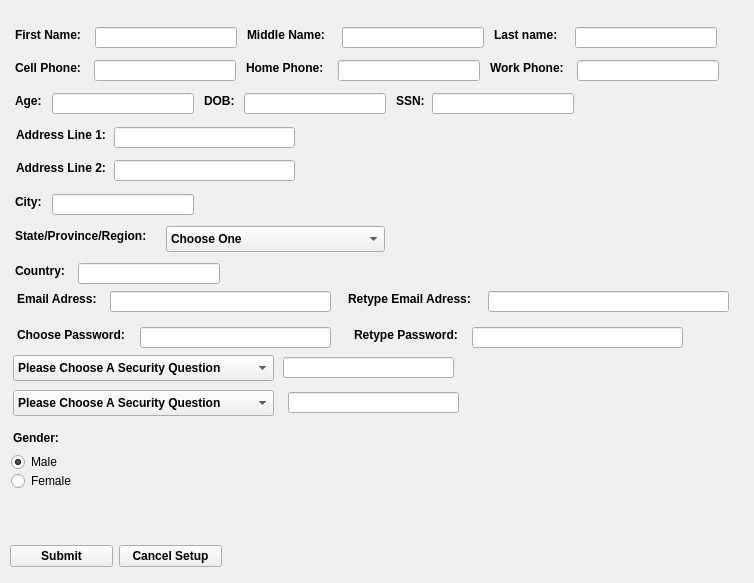
First picture: the form in newusersetup.ui, repository ckhajavi/VDMS_FOR_REAL_THO, before the edit.
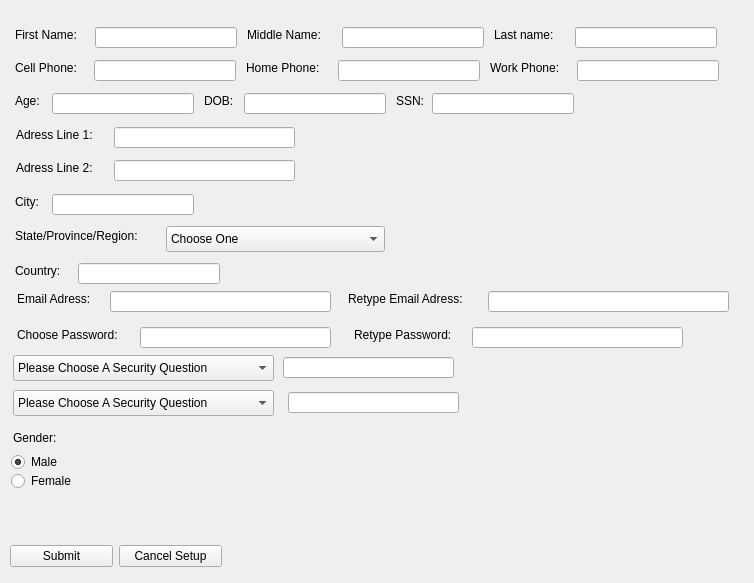
Second picture: the form after the edit.

What changed in the file:
```diff
--- a/newusersetup.ui
+++ b/newusersetup.ui
@@ -22,12 +22,6 @@
      <height>16</height>
     </rect>
    </property>
-   <property name="font">
-    <font>
-     <weight>75</weight>
-     <bold>true</bold>
-    </font>
-   </property>
    <property name="text">
     <string>First Name:</string>
    </property>
@@ -41,12 +35,6 @@
      <height>16</height>
     </rect>
    </property>
-   <property name="font">
-    <font>
-     <weight>75</weight>
-     <bold>true</bold>
-    </font>
-   </property>
    <property name="text">
     <string>Last name: </string>
    </property>
@@ -60,12 +48,6 @@
      <height>16</height>
     </rect>
    </property>
-   <property name="font">
-    <font>
-     <weight>75</weight>
-     <bold>true</bold>
-    </font>
-   </property>
    <property name="text">
     <string>Cell Phone:</string>
    </property>
@@ -79,12 +61,6 @@
      <height>16</height>
     </rect>
    </property>
-   <property name="font">
-    <font>
-     <weight>75</weight>
-     <bold>true</bold>
-    </font>
-   </property>
    <property name="text">
     <string>Work Phone:</string>
    </property>
@@ -98,12 +74,6 @@
      <height>16</height>
     </rect>
    </property>
-   <property name="font">
-    <font>
-     <weight>75</weight>
-     <bold>true</bold>
-    </font>
-   </property>
    <property name="text">
     <string>Home Phone:</string>
    </property>
@@ -117,12 +87,6 @@
      <height>16</height>
     </rect>
    </property>
-   <property name="font">
-    <font>
-     <weight>75</weight>
-     <bold>true</bold>
-    </font>
-   </property>
    <property name="text">
     <string>DOB:</string>
    </property>
@@ -136,12 +100,6 @@
      <height>16</height>
     </rect>
    </property>
-   <property name="font">
-    <font>
-     <weight>75</weight>
-     <bold>true</bold>
-    </font>
-   </property>
    <property name="text">
     <string>Age:</string>
    </property>
@@ -155,12 +113,6 @@
      <height>16</height>
     </rect>
    </property>
-   <property name="font">
-    <font>
-     <weight>75</weight>
-     <bold>true</bold>
-    </font>
-   </property>
    <property name="text">
     <string>Middle Name:</string>
    </property>
@@ -174,12 +126,6 @@
      <height>16</height>
     </rect>
    </property>
-   <property name="font">
-    <font>
-     <weight>75</weight>
-     <bold>true</bold>
-    </font>
-   </property>
    <property name="text">
     <string>SSN:</string>
    </property>
@@ -263,12 +209,6 @@
      <height>16</height>
     </rect>
    </property>
-   <property name="font">
-    <font>
-     <weight>75</weight>
-     <bold>true</bold>
-    </font>
-   </property>
    <property name="text">
     <string>Email Adress:</string>
    </property>
@@ -314,13 +254,7 @@
    </property>
    <layout class="QHBoxLayout" name="horizontalLayout">
     <item>
-     <widget class="QPushButton" name="btnSubmit">
-      <property name="font">
-       <font>
-        <weight>75</weight>
-        <bold>true</bold>
-       </font>
-      </property>
+     <widget class="QPushButton" name="pushButton1">
       <property name="text">
        <string>Submit</string>
       </property>
@@ -330,13 +264,7 @@
      </widget>
     </item>
     <item>
-     <widget class="QPushButton" name="btnCancelSetup">
-      <property name="font">
-       <font>
-        <weight>75</weight>
-        <bold>true</bold>
-       </font>
-      </property>
+     <widget class="QPushButton" name="pushButton2">
       <property name="text">
        <string>Cancel Setup</string>
       </property>
@@ -356,12 +284,6 @@
      <height>16</height>
     </rect>
    </property>
-   <property name="font">
-    <font>
-     <weight>75</weight>
-     <bold>true</bold>
-    </font>
-   </property>
    <property name="text">
     <string>Retype Email Adress:</string>
    </property>
@@ -375,12 +297,6 @@
      <height>16</height>
     </rect>
    </property>
-   <property name="font">
-    <font>
-     <weight>75</weight>
-     <bold>true</bold>
-    </font>
-   </property>
    <property name="text">
     <string>Choose Password:</string>
    </property>
@@ -430,12 +346,6 @@
      <height>16</height>
     </rect>
    </property>
-   <property name="font">
-    <font>
-     <weight>75</weight>
-     <bold>true</bold>
-    </font>
-   </property>
    <property name="text">
     <string>Retype Password:</string>
    </property>
@@ -449,12 +359,6 @@
      <height>16</height>
     </rect>
    </property>
-   <property name="font">
-    <font>
-     <weight>75</weight>
-     <bold>true</bold>
-    </font>
-   </property>
    <property name="text">
     <string>Gender:</string>
    </property>
@@ -497,12 +401,6 @@
      <height>26</height>
     </rect>
    </property>
-   <property name="font">
-    <font>
-     <weight>75</weight>
-     <bold>true</bold>
-    </font>
-   </property>
    <item>
     <property name="text">
      <string>Please Choose A Security Question</string>
@@ -558,14 +456,8 @@
      <height>16</height>
     </rect>
    </property>
-   <property name="font">
-    <font>
-     <weight>75</weight>
-     <bold>true</bold>
-    </font>
-   </property>
    <property name="text">
-    <string>Address Line 1:</string>
+    <string>Adress Line 1:</string>
    </property>
   </widget>
   <widget class="QLineEdit" name="lineEditAddress1">
@@ -593,12 +485,6 @@
      <height>0</height>
     </size>
    </property>
-   <property name="font">
-    <font>
-     <weight>75</weight>
-     <bold>true</bold>
-    </font>
-   </property>
    <item>
     <property name="text">
      <string>Choose One</string>
@@ -884,12 +770,6 @@
      <height>26</height>
     </rect>
    </property>
-   <property name="font">
-    <font>
-     <weight>75</weight>
-     <bold>true</bold>
-    </font>
-   </property>
    <item>
     <property name="text">
      <string>Please Choose A Security Question</string>
@@ -935,12 +815,6 @@
      <height>16</height>
     </rect>
    </property>
-   <property name="font">
-    <font>
-     <weight>75</weight>
-     <bold>true</bold>
-    </font>
-   </property>
    <property name="text">
     <string>State/Province/Region:</string>
    </property>
@@ -954,12 +828,6 @@
      <height>16</height>
     </rect>
    </property>
-   <property name="font">
-    <font>
-     <weight>75</weight>
-     <bold>true</bold>
-    </font>
-   </property>
    <property name="text">
     <string>City:</string>
    </property>
@@ -993,14 +861,8 @@
      <height>16</height>
     </rect>
    </property>
-   <property name="font">
-    <font>
-     <weight>75</weight>
-     <bold>true</bold>
-    </font>
-   </property>
    <property name="text">
-    <string>Address Line 2:</string>
+    <string>Adress Line 2:</string>
    </property>
   </widget>
   <widget class="QLabel" name="label_19">
@@ -1012,12 +874,6 @@
      <height>16</height>
     </rect>
    </property>
-   <property name="font">
-    <font>
-     <weight>75</weight>
-     <bold>true</bold>
-    </font>
-   </property>
    <property name="text">
     <string>Country:</string>
    </property>
```
Left out of the diff: 188 changed lines with no effect on the pictures.
